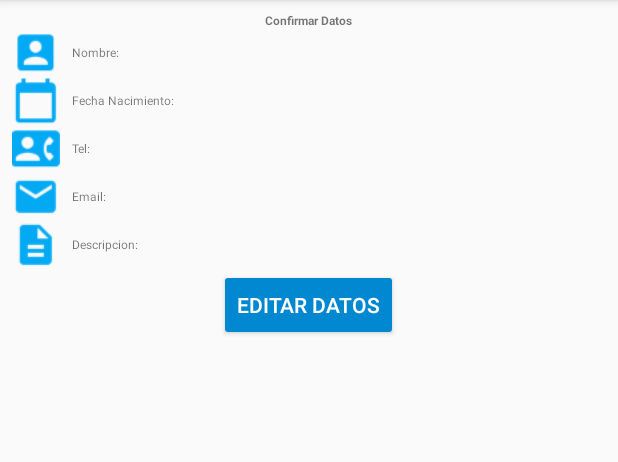
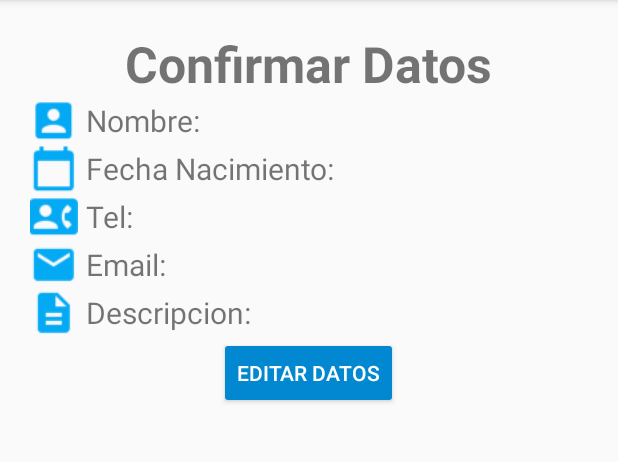
Before and after one commit to johanPaC115/MiAgenda, an Android app: the ConfirmarDatos screen opened directly, with no data from a screen before it, on a phone screen of 412 x 824 dp, the part 84-546 px from its top. Run offline under Robolectric (Android 15) with nearby library versions, the phone set to English and light mode, and no system bars.

Commit message:
Activity nuevas Dimens

```diff
--- a/app/src/main/res/values/dimens.xml
+++ b/app/src/main/res/values/dimens.xml
@@ -1,6 +1,10 @@
 <?xml version="1.0" encoding="utf-8"?>
 <resources>
     <dimen name="dimen_icon">32dp</dimen>
+    <dimen name="padding">20dp</dimen>
     <dimen name="padding_left">16dp</dimen>
     <dimen name="padding_right">16dp</dimen>
+    <dimen name="titulo_activity">33sp</dimen>
+    <dimen name="texto">20sp</dimen>
+    <dimen name="marginLeft">5dp</dimen>
 </resources>
```
